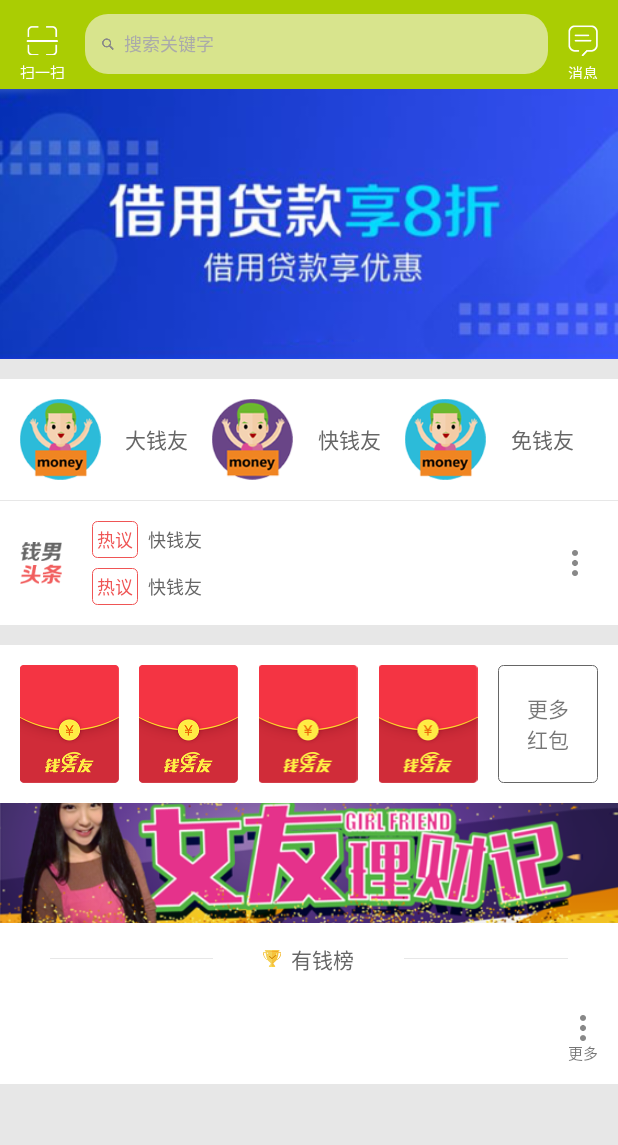
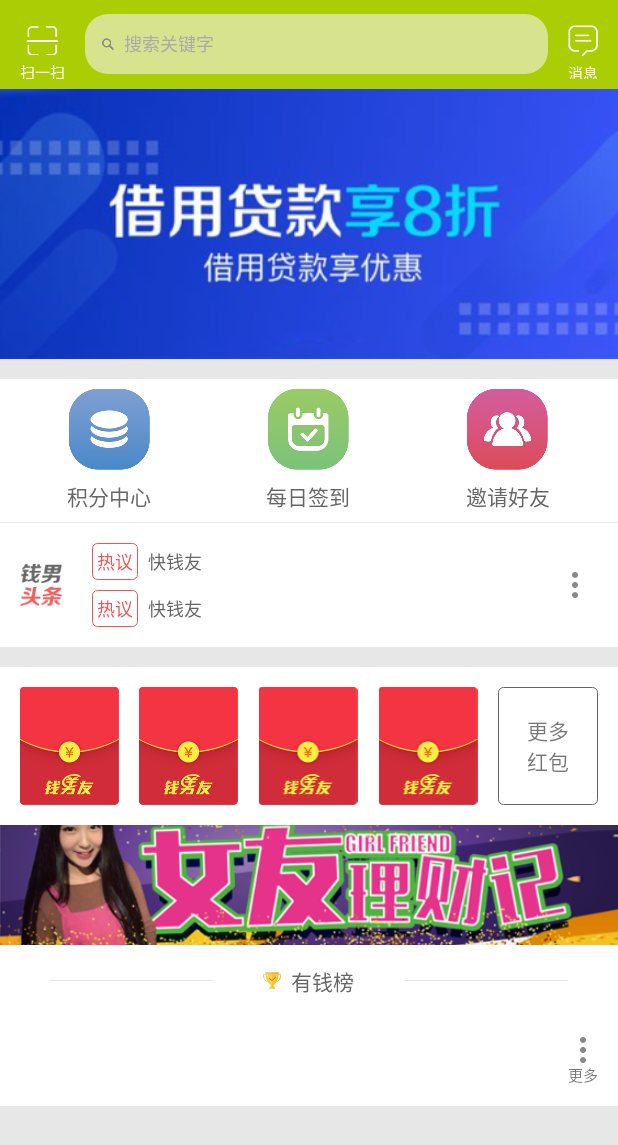
Before and after one commit to wangxiaodong1995/CashBoy, an Android app: the fragment HomeFragment shown on its own in the app's theme, on a phone screen of 412 x 824 dp. Shown: the top 1145 px of the screen. Run offline under Robolectric (Android 15) with nearby library versions, the phone set to English and light mode, and no system bars; our stand-ins replace CircleImageView; libraries missing offline, so code that uses them is left out: com.orhanobut.logger, com.squareup.leakcanary, com.zhy.autolayout; plain views replace AutoLinearLayout, AutoRelativeLayout.

Commit message:
+大钱友页面

```diff
--- a/app/src/main/res/layout/fragment_home.xml
+++ b/app/src/main/res/layout/fragment_home.xml
@@ -76,7 +76,8 @@
             android:layout_width="match_parent"
             android:layout_height="270px"
             android:scaleType="centerCrop"
-            android:src="@mipmap/ic_banner" />
+            android:src="@mipmap/ic_banner"
+            tools:ignore="PxUsage" />
 
         <com.zhy.autolayout.AutoLinearLayout
             android:layout_width="match_parent"
@@ -84,35 +85,41 @@
             android:layout_marginTop="20px"
             android:background="@color/white"
             android:orientation="horizontal"
-            android:padding="20px">
+            android:padding="10px"
+            tools:ignore="PxUsage">
 
             <TextView
                 android:layout_width="0dp"
                 android:layout_height="wrap_content"
                 android:layout_weight="1"
-                android:drawableLeft="@mipmap/ic_head_1"
+                android:drawablePadding="10px"
+                android:drawableTop="@mipmap/ic_head_1"
                 android:gravity="center"
-                android:text="@string/big_money_friend"
+                android:text="@string/integral_center"
                 android:textColor="@color/color_666666"
-                android:textSize="@dimen/textSize_content" />
+                android:textSize="@dimen/textSize_content"
+                tools:ignore="PxUsage" />
 
             <TextView
                 android:layout_width="0dp"
                 android:layout_height="wrap_content"
                 android:layout_weight="1"
-                android:drawableLeft="@mipmap/ic_head_2"
+                android:drawablePadding="10px"
+                android:drawableTop="@mipmap/ic_head_2"
                 android:gravity="center"
-                android:text="@string/quick_money_friend"
+                android:text="@string/sign_in"
                 android:textColor="@color/color_666666"
-                android:textSize="@dimen/textSize_content" />
+                android:textSize="@dimen/textSize_content"
+                tools:ignore="PxUsage" />
 
             <TextView
                 android:layout_width="0dp"
                 android:layout_height="wrap_content"
                 android:layout_weight="1"
-                android:drawableLeft="@mipmap/ic_head_3"
+                android:drawablePadding="10px"
+                android:drawableTop="@mipmap/ic_head_3"
                 android:gravity="center"
-                android:text="@string/exempting_money_friend"
+                android:text="@string/inviting_friends"
                 android:textColor="@color/color_666666"
                 android:textSize="@dimen/textSize_content" />
         </com.zhy.autolayout.AutoLinearLayout>
@@ -234,7 +241,8 @@
                 android:layout_height="wrap_content"
                 android:layout_marginRight="20px"
                 android:layout_weight="1"
-                android:src="@mipmap/ic_red_envelopes" />
+                android:src="@mipmap/ic_red_envelopes"
+                tools:ignore="PxUsage,RtlHardcoded" />
 
             <TextView
                 android:layout_width="0px"
@@ -274,9 +282,9 @@
                 android:background="@color/white"
                 android:drawableLeft="@mipmap/ic_golden_cup"
                 android:drawablePadding="10px"
+                android:gravity="center"
                 android:paddingLeft="50px"
                 android:paddingRight="50px"
-                android:gravity="center"
                 android:text="@string/have_money"
                 android:textColor="@color/color_666666" />
         </com.zhy.autolayout.AutoRelativeLayout>
@@ -285,13 +293,14 @@
             android:layout_width="match_parent"
             android:layout_height="wrap_content"
             android:background="@color/white"
+            android:gravity="center"
             android:orientation="horizontal"
-            android:gravity="center"
             android:padding="20px">
+
             <android.support.v7.widget.RecyclerView
                 android:layout_width="0dp"
+                android:layout_height="wrap_content"
                 android:layout_weight="1"
-                android:layout_height="wrap_content"
                 tools:listitem="@layout/item_have_moeny">
 
             </android.support.v7.widget.RecyclerView>
@@ -300,9 +309,9 @@
                 android:layout_width="wrap_content"
                 android:layout_height="wrap_content"
                 android:drawableTop="@mipmap/ic_more"
+                android:gravity="center"
                 android:text="@string/more"
-                android:textSize="@dimen/textSize_small_10"
-                android:gravity="center" />
+                android:textSize="@dimen/textSize_small_10" />
         </com.zhy.autolayout.AutoLinearLayout>
     </com.zhy.autolayout.AutoLinearLayout>
 </ScrollView>
--- a/app/src/main/res/values/colors.xml
+++ b/app/src/main/res/values/colors.xml
@@ -66,6 +66,7 @@
     <color name="color_C2D94F">#C2D94F</color>
     <color name="color_555555">#555555</color>
     <color name="color_DEDEDE">#DEDEDE</color>
+    <color name="color_C42B75">#C42B75</color>
 
 
 </resources>
--- a/app/src/main/res/values/strings.xml
+++ b/app/src/main/res/values/strings.xml
@@ -25,4 +25,6 @@
     <string name="my_love_red">我爱红包</string>
     <string name="join_the_book">加入账本</string>
     <string name="calculator">计算器</string>
+    <string name="integral_center">积分中心</string>
+    <string name="sign_in">每日签到</string>
 </resources>
```
Also changed, not shown: app/src/main/res/drawable/text_soild_white.xml (added, +11 -0 lines), app/src/main/res/layout/fragment_big_money_friend.xml (+126 -1 lines), app/src/main/res/mipmap-xxhdpi/ic_coupon.png (added), app/src/main/res/mipmap-xxhdpi/ic_head_1.png, app/src/main/res/mipmap-xxhdpi/ic_head_2.png, app/src/main/res/mipmap-xxhdpi/ic_head_3.png, app/src/main/res/mipmap-xxhdpi/ic_red.png (added).
